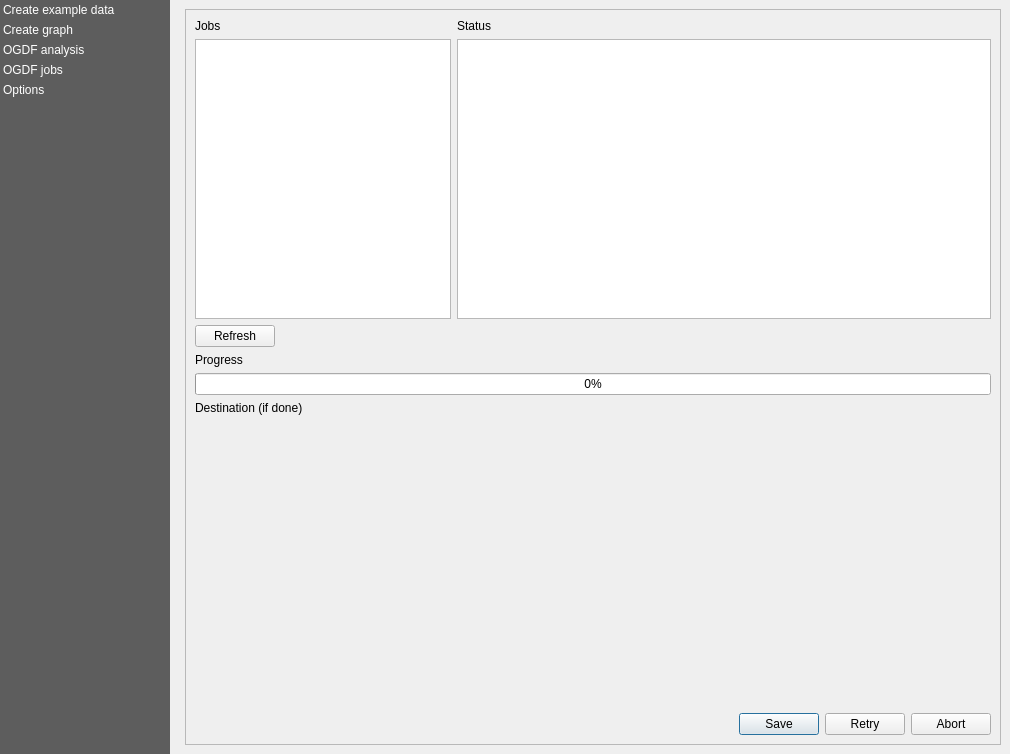
Qt form views/PluginDialog.ui (S-P-A-N-N-E-R-S/Frontend) before a commit.
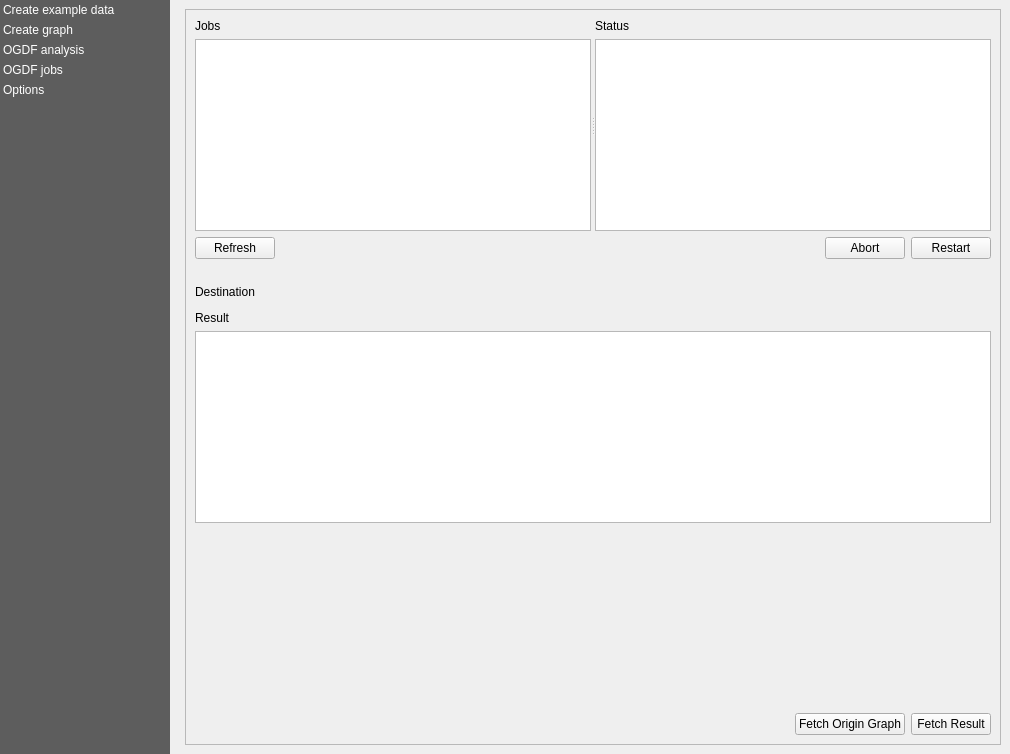
The same form after that commit. The open tabs and pages were chosen to show the change. Custom widgets are drawn as their Qt base class.

Diff of the .ui file:
```diff
--- a/views/PluginDialog.ui
+++ b/views/PluginDialog.ui
@@ -1232,22 +1232,22 @@
               <item>
                <layout class="QVBoxLayout" name="verticalLayout_6">
                 <item>
-                 <layout class="QFormLayout" name="formLayout_4">
-                  <item row="0" column="0">
+                 <layout class="QVBoxLayout" name="verticalLayout_15">
+                  <item>
+                   <widget class="QSplitter" name="splitter">
+                    <property name="orientation">
+                     <enum>Qt::Horizontal</enum>
+                    </property>
+                    <widget class="QWidget" name="verticalLayoutWidget">
+                     <layout class="QVBoxLayout" name="verticalLayout_25">
+                      <item>
                    <widget class="QLabel" name="ogdf_jobs_jobs_label">
                     <property name="text">
                      <string>Jobs</string>
                     </property>
                    </widget>
                   </item>
-                  <item row="0" column="1">
-                   <widget class="QLabel" name="ogdf_jobs_status_label">
-                    <property name="text">
-                     <string>Status</string>
-                    </property>
-                   </widget>
-                  </item>
-                  <item row="1" column="0">
+                      <item>
                    <widget class="QListWidget" name="ogdf_jobs_list">
                     <property name="autoScrollMargin">
                      <number>16</number>
@@ -1257,38 +1257,114 @@
                     </property>
                    </widget>
                   </item>
-                  <item row="1" column="1">
+                     </layout>
+                    </widget>
+                    <widget class="QWidget" name="verticalLayoutWidget_2">
+                     <layout class="QVBoxLayout" name="verticalLayout_26">
+                      <item>
+                       <widget class="QLabel" name="ogdf_jobs_status_label">
+                        <property name="text">
+                         <string>Status</string>
+                        </property>
+                       </widget>
+                      </item>
+                      <item>
                    <widget class="QTextBrowser" name="ogdf_jobs_status_text"/>
                   </item>
-                  <item row="2" column="0">
+                     </layout>
+                    </widget>
+                   </widget>
+                  </item>
+                  <item>
+                   <widget class="QWidget" name="ogdf_jobs_list_buttons" native="true">
+                    <layout class="QHBoxLayout" name="horizontalLayout_13">
+                     <property name="leftMargin">
+                      <number>0</number>
+                     </property>
+                     <property name="topMargin">
+                      <number>0</number>
+                     </property>
+                     <property name="rightMargin">
+                      <number>0</number>
+                     </property>
+                     <property name="bottomMargin">
+                      <number>0</number>
+                     </property>
+                     <item>
                    <widget class="QPushButton" name="ogdf_jobs_refresh_btn">
+                       <property name="sizePolicy">
+                        <sizepolicy hsizetype="Fixed" vsizetype="Fixed">
+                         <horstretch>0</horstretch>
+                         <verstretch>0</verstretch>
+                        </sizepolicy>
+                       </property>
                     <property name="text">
                      <string>Refresh</string>
                     </property>
                    </widget>
                   </item>
-                  <item row="3" column="0" colspan="2">
-                   <widget class="QLabel" name="ogdf_jobs_progressbar_label">
+                     <item>
+                      <spacer name="horizontalSpacer_5">
+                       <property name="orientation">
+                        <enum>Qt::Horizontal</enum>
+                       </property>
+                       <property name="sizeHint" stdset="0">
+                        <size>
+                         <width>40</width>
+                         <height>20</height>
+                        </size>
+                       </property>
+                      </spacer>
+                     </item>
+                     <item>
+                      <widget class="QPushButton" name="ogdf_jobs_abort_btn">
                     <property name="text">
-                     <string>Progress</string>
+                        <string>Abort</string>
                     </property>
                    </widget>
                   </item>
-                  <item row="4" column="0" colspan="2">
-                   <widget class="QProgressBar" name="ogdf_jobs_progressbar">
-                    <property name="value">
-                     <number>0</number>
+                     <item>
+                      <widget class="QPushButton" name="ogdf_jobs_restart_btn">
+                       <property name="text">
+                        <string>Restart</string>
                     </property>
                    </widget>
                   </item>
-                  <item row="6" column="0" colspan="2">
-                   <widget class="QgsFileWidget" name="ogdf_jobs_output">
-                    <property name="toolTip">
-                     <string>&lt;html&gt;&lt;head/&gt;&lt;body&gt;&lt;p&gt;Specify where and in which format the result should be saved. If this field is empty, a temporary layer will be created.&lt;/p&gt;&lt;/body&gt;&lt;/html&gt;</string>
-                    </property>
+                    </layout>
                    </widget>
                   </item>
-                  <item row="5" column="0" colspan="2">
+                  <item>
+                   <widget class="QWidget" name="ogdf_jobs_destination_widget" native="true">
+                    <layout class="QVBoxLayout" name="verticalLayout_28">
+                     <property name="leftMargin">
+                      <number>0</number>
+                     </property>
+                     <property name="topMargin">
+                      <number>0</number>
+                     </property>
+                     <property name="rightMargin">
+                      <number>0</number>
+                     </property>
+                     <property name="bottomMargin">
+                      <number>0</number>
+                     </property>
+                     <item>
+                      <spacer name="verticalSpacer_7">
+                       <property name="orientation">
+                        <enum>Qt::Vertical</enum>
+                       </property>
+                       <property name="sizeType">
+                        <enum>QSizePolicy::Fixed</enum>
+                       </property>
+                       <property name="sizeHint" stdset="0">
+                        <size>
+                         <width>20</width>
+                         <height>20</height>
+                        </size>
+                       </property>
+                      </spacer>
+                     </item>
+                     <item>
                    <widget class="QLabel" name="ogdf_jobs_output_label">
                     <property name="styleSheet">
                      <string notr="true">m</string>
@@ -1297,7 +1373,7 @@
                      <number>1</number>
                     </property>
                     <property name="text">
-                     <string>Destination (if done)</string>
+                        <string>Destination</string>
                     </property>
                     <property name="scaledContents">
                      <bool>false</bool>
@@ -1313,7 +1389,48 @@
                     </property>
                    </widget>
                   </item>
-                  <item row="7" column="0" colspan="2">
+                     <item>
+                      <widget class="QgsFileWidget" name="ogdf_jobs_output">
+                       <property name="toolTip">
+                        <string>&lt;html&gt;&lt;head/&gt;&lt;body&gt;&lt;p&gt;Specify where and in which format the result should be saved. If this field is empty, a temporary layer will be created.&lt;/p&gt;&lt;/body&gt;&lt;/html&gt;</string>
+                       </property>
+                       <property name="storageMode">
+                        <enum>QgsFileWidget::SaveFile</enum>
+                       </property>
+                      </widget>
+                     </item>
+                    </layout>
+                   </widget>
+                  </item>
+                  <item>
+                   <widget class="QWidget" name="ogdf_jobs_result_widget" native="true">
+                    <layout class="QVBoxLayout" name="verticalLayout_29">
+                     <property name="leftMargin">
+                      <number>0</number>
+                     </property>
+                     <property name="topMargin">
+                      <number>0</number>
+                     </property>
+                     <property name="rightMargin">
+                      <number>0</number>
+                     </property>
+                     <property name="bottomMargin">
+                      <number>0</number>
+                     </property>
+                     <item>
+                      <widget class="QLabel" name="ogdf_jobs_result_label">
+                       <property name="text">
+                        <string>Result</string>
+                       </property>
+                      </widget>
+                     </item>
+                     <item>
+                      <widget class="QTextBrowser" name="ogdf_jobs_result_textbrowser"/>
+                     </item>
+                    </layout>
+                   </widget>
+                  </item>
+                  <item>
                    <spacer name="verticalSpacer">
                     <property name="orientation">
                      <enum>Qt::Vertical</enum>
@@ -1329,13 +1446,48 @@
                  </layout>
                 </item>
                 <item>
-                 <widget class="QDialogButtonBox" name="ogdf_jobs_buttons">
-                  <property name="standardButtons">
-                   <set>QDialogButtonBox::Abort|QDialogButtonBox::Retry|QDialogButtonBox::Save</set>
-                  </property>
-                  <property name="centerButtons">
-                   <bool>false</bool>
-                  </property>
+                 <widget class="QWidget" name="ogdf_jobs_button_box" native="true">
+                  <layout class="QHBoxLayout" name="horizontalLayout_9">
+                   <property name="leftMargin">
+                    <number>0</number>
+                   </property>
+                   <property name="topMargin">
+                    <number>0</number>
+                   </property>
+                   <property name="rightMargin">
+                    <number>0</number>
+                   </property>
+                   <property name="bottomMargin">
+                    <number>0</number>
+                   </property>
+                   <item>
+                    <spacer name="horizontalSpacer_4">
+                     <property name="orientation">
+                      <enum>Qt::Horizontal</enum>
+                     </property>
+                     <property name="sizeHint" stdset="0">
+                      <size>
+                       <width>40</width>
+                       <height>20</height>
+                      </size>
+                     </property>
+                    </spacer>
+                   </item>
+                   <item>
+                    <widget class="QPushButton" name="ogdf_jobs_fetch_origin_graph_btn">
+                     <property name="text">
+                      <string>Fetch Origin Graph</string>
+                     </property>
+                    </widget>
+                   </item>
+                   <item>
+                    <widget class="QPushButton" name="ogdf_jobs_fetch_result_btn">
+                     <property name="text">
+                      <string>Fetch Result</string>
+                     </property>
+                    </widget>
+                   </item>
+                  </layout>
                  </widget>
                 </item>
                </layout>
```
Left out of the diff: 2 changed lines with no effect on the pictures. Lines whose indentation alone changed are shown as unchanged.
